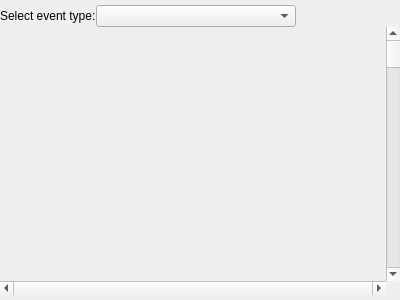
Above: ui/abstracttablevisualization.ui from snip89/wsnsim-postprocessor before the change. Below: the same form after it.
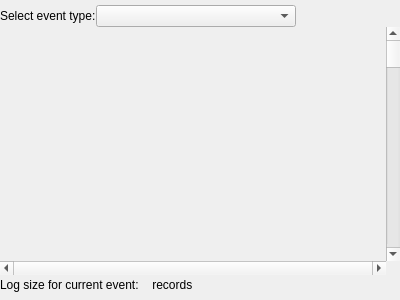
That is the form after the change.

Patch:
```diff
--- a/ui/abstracttablevisualization.ui
+++ b/ui/abstracttablevisualization.ui
@@ -103,6 +103,62 @@
      </item>
     </layout>
    </item>
+   <item row="2" column="0">
+    <layout class="QGridLayout" name="gridLayout">
+     <item row="0" column="1">
+      <widget class="QLabel" name="recordsCountLabel">
+       <property name="sizePolicy">
+        <sizepolicy hsizetype="Preferred" vsizetype="Fixed">
+         <horstretch>0</horstretch>
+         <verstretch>0</verstretch>
+        </sizepolicy>
+       </property>
+       <property name="text">
+        <string/>
+       </property>
+      </widget>
+     </item>
+     <item row="0" column="2">
+      <widget class="QLabel" name="label_3">
+       <property name="sizePolicy">
+        <sizepolicy hsizetype="Preferred" vsizetype="Fixed">
+         <horstretch>0</horstretch>
+         <verstretch>0</verstretch>
+        </sizepolicy>
+       </property>
+       <property name="text">
+        <string> records</string>
+       </property>
+      </widget>
+     </item>
+     <item row="0" column="0">
+      <widget class="QLabel" name="label">
+       <property name="sizePolicy">
+        <sizepolicy hsizetype="Preferred" vsizetype="Fixed">
+         <horstretch>0</horstretch>
+         <verstretch>0</verstretch>
+        </sizepolicy>
+       </property>
+       <property name="text">
+        <string>Log size for current event: </string>
+       </property>
+      </widget>
+     </item>
+     <item row="0" column="3">
+      <spacer name="horizontalSpacer_2">
+       <property name="orientation">
+        <enum>Qt::Horizontal</enum>
+       </property>
+       <property name="sizeHint" stdset="0">
+        <size>
+         <width>40</width>
+         <height>20</height>
+        </size>
+       </property>
+      </spacer>
+     </item>
+    </layout>
+   </item>
   </layout>
  </widget>
  <resources/>
```
